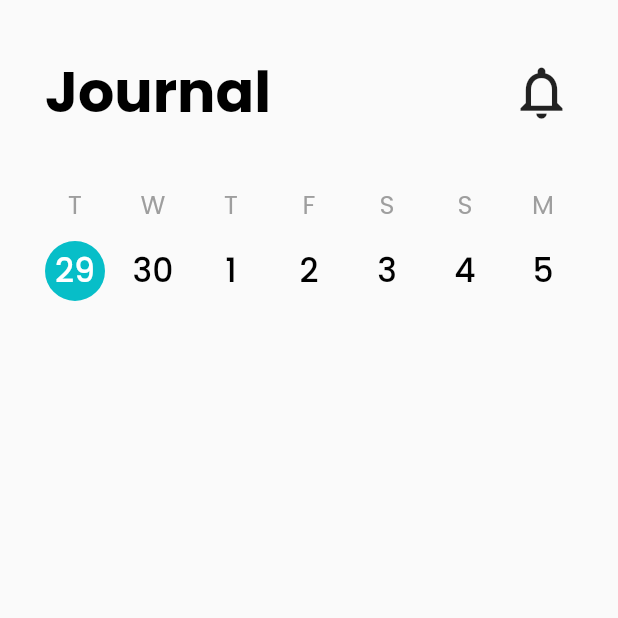
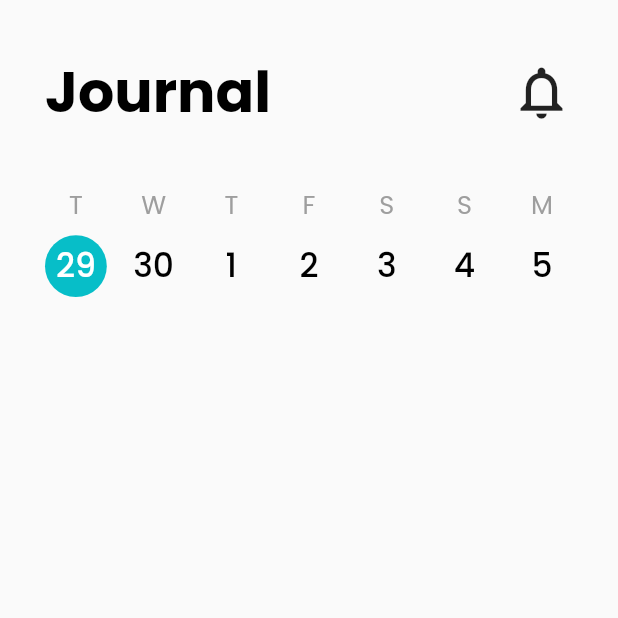
Before and after one commit to gonciuu/Medicine-App-In-Flutter, a Flutter app: the Home screen opened by its route, on a phone screen of 412 x 824 dp, the top half of it. Run offline on Flutter 3.47's test engine with Material 2 defaults, Android fonts, the phone set to English and light mode, and no system bars.

Commit message:
setup calendar in layout builder

```diff
--- a/lib/screens/home/calendar_day.dart
+++ b/lib/screens/home/calendar_day.dart
@@ -14,7 +14,8 @@ class CalendarDay extends StatefulWidget {
 class _CalendarDayState extends State<CalendarDay> {
   @override
   Widget build(BuildContext context) {
-    return Column(
+    return LayoutBuilder(
+      builder: (context,constrains) => Column(
         crossAxisAlignment: CrossAxisAlignment.center,
         children: [
           Text(
@@ -25,14 +26,17 @@ class _CalendarDayState extends State<CalendarDay> {
                 fontWeight: FontWeight.w400),
           ),
           SizedBox(
-          height: 12.0,
+            height: constrains.maxHeight * 0.1,
           ),
           GestureDetector(
             onTap: () => widget.onDayClick(widget.day),
             child: CircleAvatar(
+              radius: constrains.maxHeight * 0.25,
               backgroundColor: widget.day.isChecked
                   ? Theme.of(context).primaryColor
                   : Colors.transparent,
+              child: Padding(
+                padding: const EdgeInsets.all(2.0),
                 child: Text(
                   widget.day.dayNumber,
                   style: TextStyle(
@@ -42,7 +46,9 @@ class _CalendarDayState extends State<CalendarDay> {
                 ),
               ),
             ),
+          ),
         ],
+      ),
     );
   }
 }
```
Lines whose indentation alone changed are shown as unchanged.
